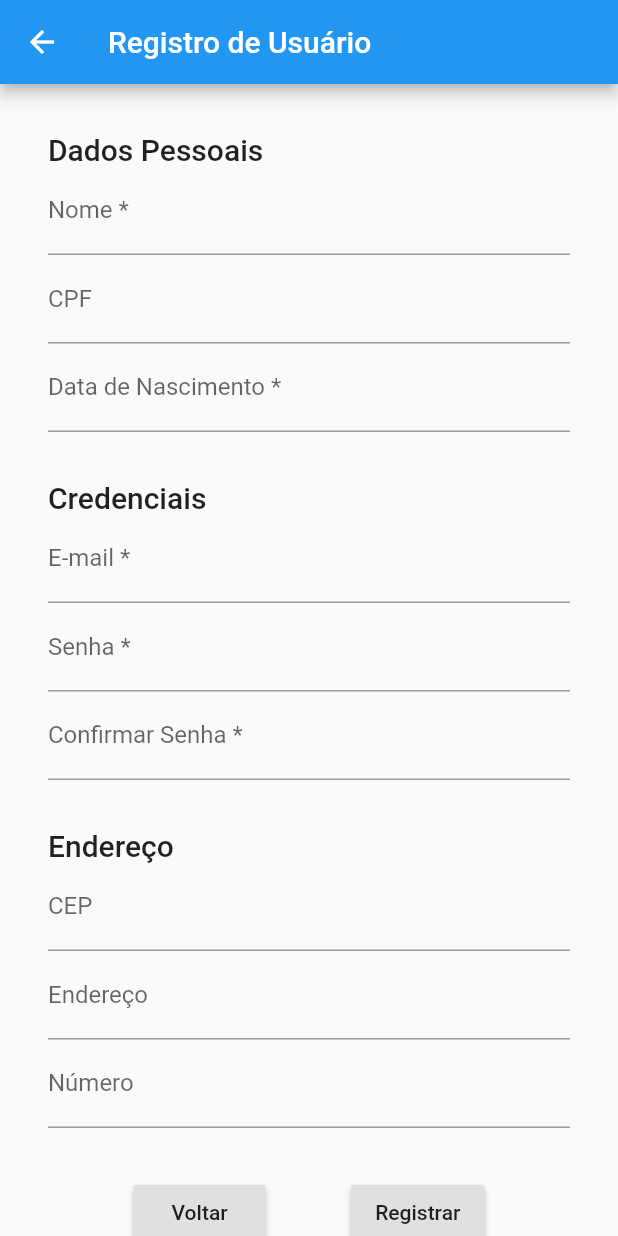
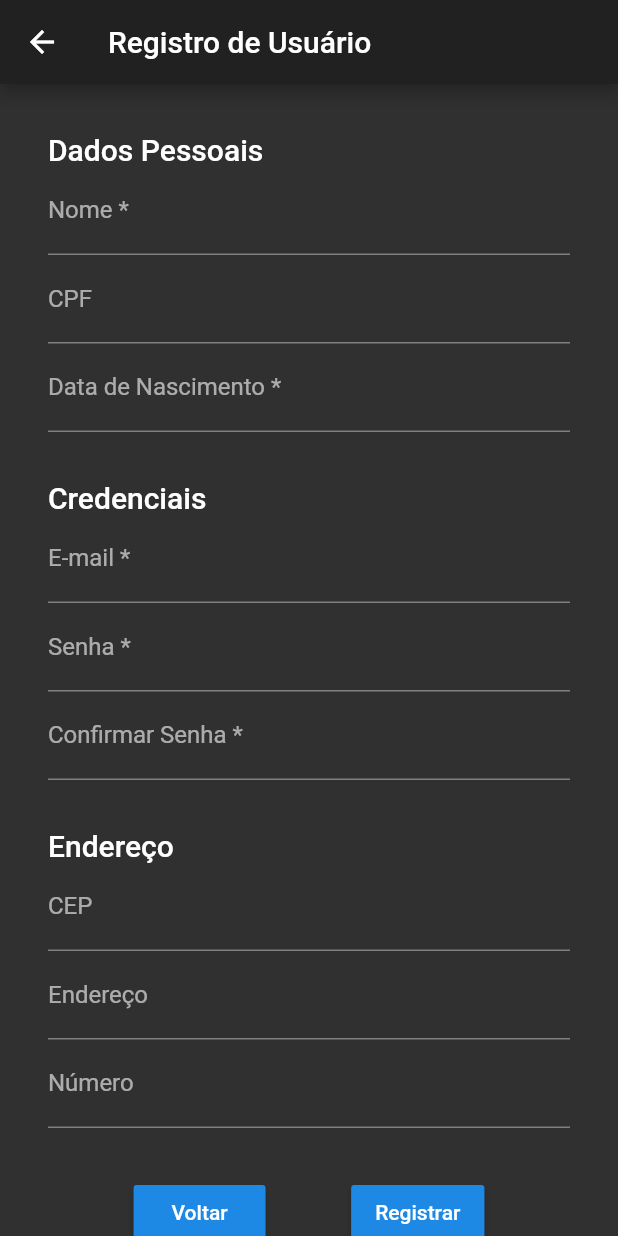
Before and after one commit to sthefanoss/fluttask, a Flutter app: the screen it shows after launch, after a tap on "Registrar", on a phone screen of 412 x 824 dp. Run offline on Flutter 3.47's test engine with Material 2 defaults, Android fonts, the phone set to English and light mode, and no system bars; our stand-ins replace dio, get, mask_text_input_formatter, sqflite; accounts and stored records are empty.

Commit message:
add dark theme

```diff
--- a/lib/main.dart
+++ b/lib/main.dart
@@ -10,6 +10,7 @@ class FlutTaskApp extends StatelessWidget {
   Widget build(BuildContext context) {
     return GetMaterialApp(
       getPages: appPages,
+      theme: ThemeData.dark(),
       initialBinding: InitialBindings(),
     );
   }
--- a/lib/views/pages/login_form_page.dart
+++ b/lib/views/pages/login_form_page.dart
@@ -62,7 +62,7 @@ class _LoginFormPageState extends State<LoginFormPage> {
               ),
               Container(
                 decoration: BoxDecoration(
-                    color: Colors.white.withOpacity(0.7),
+                    color: Colors.black.withOpacity(0.7),
                     borderRadius: BorderRadius.circular(4)),
                 padding: EdgeInsets.all(4),
                 child: TextFormField(
@@ -78,7 +78,7 @@ class _LoginFormPageState extends State<LoginFormPage> {
               const SizedBox(height: 8),
               Container(
                 decoration: BoxDecoration(
-                    color: Colors.white.withOpacity(0.7),
+                    color: Colors.black.withOpacity(0.7),
                     borderRadius: BorderRadius.circular(4)),
                 padding: EdgeInsets.all(4),
                 child: TextFormField(
@@ -95,12 +95,12 @@ class _LoginFormPageState extends State<LoginFormPage> {
                 children: [
                   FlatButton(
                     child: Text('Registrar'),
-                    color: Colors.white.withOpacity(0.5),
+                    color: Colors.black.withOpacity(0.5),
                     onPressed: _navigateToRegistrationPage,
                   ),
                   FlatButton(
                     child: Text('Entrar'),
-                    color: Colors.white.withOpacity(0.5),
+                    color: Colors.black.withOpacity(0.5),
                     onPressed: _login,
                   ),
                 ],
```
Also changed, not shown: 1 other file.
